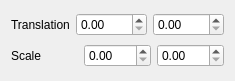
First picture: the form in JopeEditor/transform.ui, repository PatatesIDracs/Colorines-Programming, before the edit.
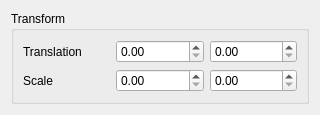
Second picture: the form after the edit.

Commit message: Renderer updates properties

The edit to the form file:
```diff
--- a/JopeEditor/transform.ui
+++ b/JopeEditor/transform.ui
@@ -6,8 +6,8 @@
    <rect>
     <x>0</x>
     <y>0</y>
-    <width>198</width>
-    <height>81</height>
+    <width>320</width>
+    <height>107</height>
    </rect>
   </property>
   <property name="windowTitle">
@@ -15,6 +15,12 @@
   </property>
   <layout class="QVBoxLayout" name="verticalLayout">
    <item>
+    <widget class="QGroupBox" name="groupBox">
+     <property name="title">
+      <string>Transform</string>
+     </property>
+     <layout class="QVBoxLayout" name="verticalLayout_2">
+      <item>
     <layout class="QHBoxLayout" name="layout_translation">
      <item>
       <widget class="QLabel" name="translation_label">
@@ -58,6 +64,9 @@
       <widget class="QDoubleSpinBox" name="scale_y"/>
      </item>
     </layout>
+      </item>
+     </layout>
+    </widget>
    </item>
   </layout>
  </widget>
```
Lines whose indentation alone changed are shown as unchanged. The commit also changes 2 other files.
